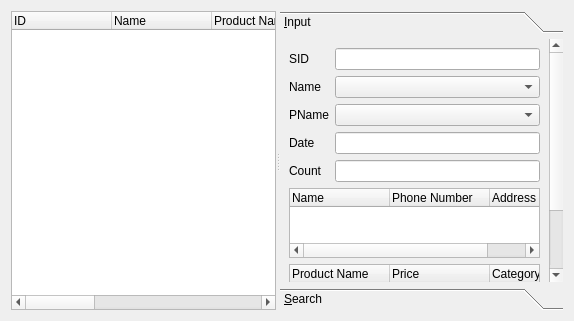
KimYooseon/osstem, file shopmanagerform.ui: the form before one commit.
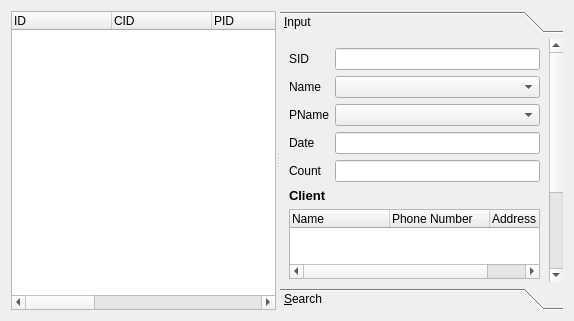
The form after the commit. The open tabs and pages were chosen to show the change.

```diff
--- a/shopmanagerform.ui
+++ b/shopmanagerform.ui
@@ -33,12 +33,12 @@
       </column>
       <column>
        <property name="text">
-        <string>Name</string>
+        <string>CID</string>
        </property>
       </column>
       <column>
        <property name="text">
-        <string>Product Name</string>
+        <string>PID</string>
        </property>
       </column>
       <column>
@@ -74,15 +74,15 @@
      </widget>
      <widget class="QToolBox" name="toolBox">
       <property name="currentIndex">
-       <number>1</number>
+       <number>0</number>
       </property>
       <widget class="QWidget" name="inputPage">
        <property name="geometry">
         <rect>
          <x>0</x>
-         <y>-17</y>
+         <y>0</y>
          <width>276</width>
-         <height>278</height>
+         <height>314</height>
         </rect>
        </property>
        <attribute name="label">
@@ -159,6 +159,19 @@
           </item>
          </layout>
         </item>
+        <item>
+         <widget class="QLabel" name="label_2">
+          <property name="font">
+           <font>
+            <pointsize>10</pointsize>
+            <bold>true</bold>
+           </font>
+          </property>
+          <property name="text">
+           <string>Client</string>
+          </property>
+         </widget>
+        </item>
         <item>
          <widget class="QTreeWidget" name="CustomertreeWidget">
           <column>
@@ -178,6 +191,19 @@
           </column>
          </widget>
         </item>
+        <item>
+         <widget class="QLabel" name="label_3">
+          <property name="font">
+           <font>
+            <pointsize>10</pointsize>
+            <bold>true</bold>
+           </font>
+          </property>
+          <property name="text">
+           <string>Product</string>
+          </property>
+         </widget>
+        </item>
         <item>
          <widget class="QTreeWidget" name="ProducttreeWidget">
           <column>
```
